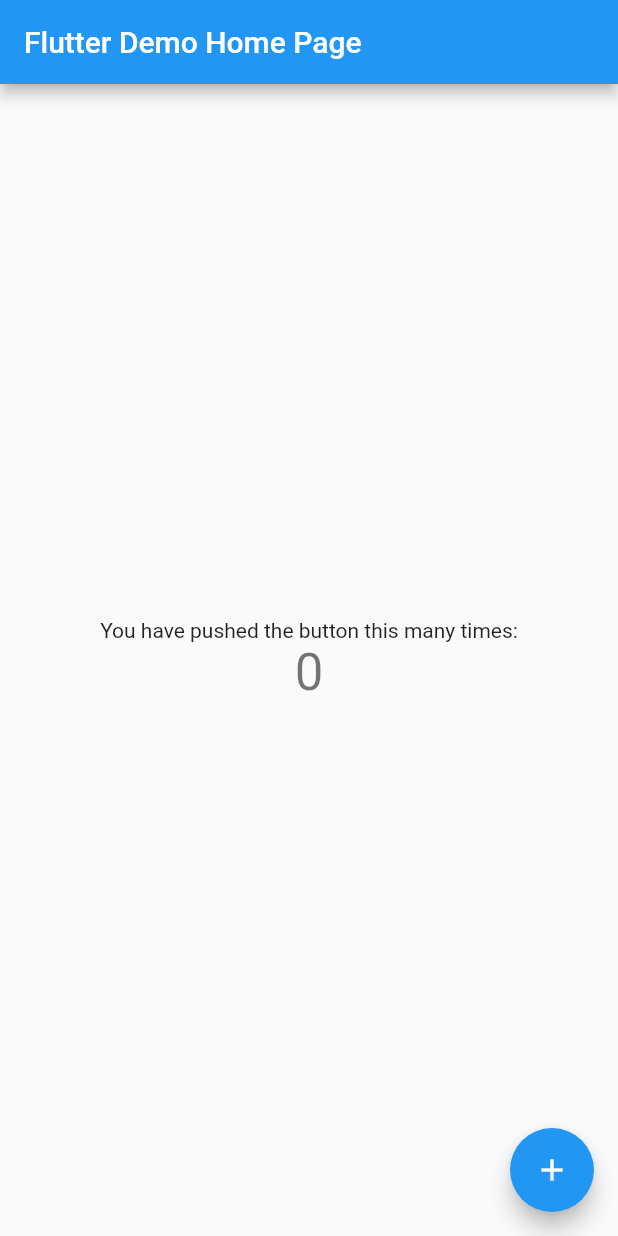
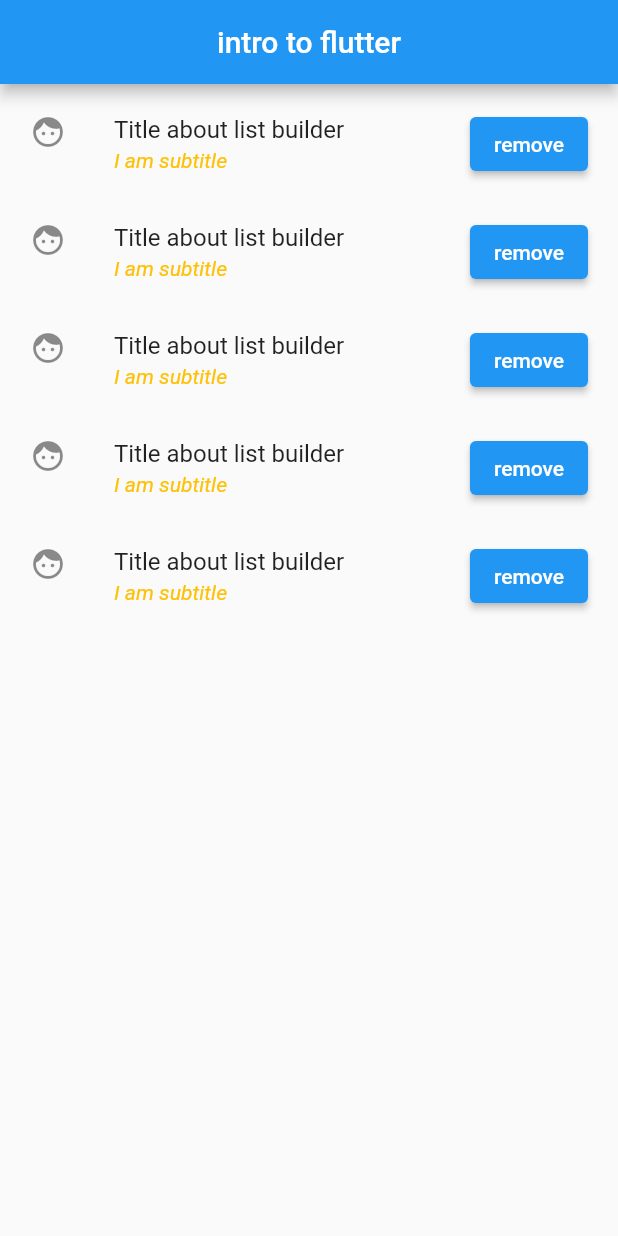
Before and after one commit to nilldiggonto/Flutter-app-design, a Flutter app: the screen it shows after launch, on a phone screen of 412 x 824 dp. Run offline on Flutter 3.47's test engine with Material 2 defaults, Android fonts, the phone set to English and light mode, and no system bars.

Commit message:
List Builder with dialog

```diff
--- a/intro_app/lib/main.dart
+++ b/intro_app/lib/main.dart
@@ -1,113 +1,93 @@
+// import 'package:flutter_test/flutter_test.dart'
 import 'package:flutter/material.dart';
 
-void main() {
-  runApp(MyApp());
+void main() => runApp(MaterialApp(
+      home: HomePage(),
+    ));
+
+class HomePage extends StatefulWidget {
+  const HomePage({Key? key}) : super(key: key);
+
+  @override
+  _HomePageState createState() => _HomePageState();
 }
 
-class MyApp extends StatelessWidget {
-  // This widget is the root of your application.
+class _HomePageState extends State<HomePage> {
   @override
   Widget build(BuildContext context) {
-    return MaterialApp(
-      title: 'Flutter Demo',
-      theme: ThemeData(
-        // This is the theme of your application.
-        //
-        // Try running your application with "flutter run". You'll see the
-        // application has a blue toolbar. Then, without quitting the app, try
-        // changing the primarySwatch below to Colors.green and then invoke
-        // "hot reload" (press "r" in the console where you ran "flutter run",
-        // or simply save your changes to "hot reload" in a Flutter IDE).
-        // Notice that the counter didn't reset back to zero; the application
-        // is not restarted.
-        primarySwatch: Colors.blue,
+    return Scaffold(
+      appBar: AppBar(
+        title: Center(
+          child: Text('intro to flutter'),
+        ),
       ),
-      home: MyHomePage(title: 'Flutter Demo Home Page'),
+      body: _MyList(),
     );
   }
 }
 
-class MyHomePage extends StatefulWidget {
-  MyHomePage({Key? key, required this.title}) : super(key: key);
-
-  // This widget is the home page of your application. It is stateful, meaning
-  // that it has a State object (defined below) that contains fields that affect
-  // how it looks.
-
-  // This class is the configuration for the state. It holds the values (in this
-  // case the title) provided by the parent (in this case the App widget) and
-  // used by the build method of the State. Fields in a Widget subclass are
-  // always marked "final".
-
-  final String title;
-
-  @override
-  _MyHomePageState createState() => _MyHomePageState();
-}
-
-class _MyHomePageState extends State<MyHomePage> {
-  int _counter = 0;
-
-  void _incrementCounter() {
-    setState(() {
-      // This call to setState tells the Flutter framework that something has
-      // changed in this State, which causes it to rerun the build method below
-      // so that the display can reflect the updated values. If we changed
-      // _counter without calling setState(), then the build method would not be
-      // called again, and so nothing would appear to happen.
-      _counter++;
-    });
-  }
+class _MyList extends StatelessWidget {
+  const _MyList({Key? key}) : super(key: key);
 
   @override
   Widget build(BuildContext context) {
-    // This method is rerun every time setState is called, for instance as done
-    // by the _incrementCounter method above.
-    //
-    // The Flutter framework has been optimized to make rerunning build methods
-    // fast, so that you can just rebuild anything that needs updating rather
-    // than having to individually change instances of widgets.
-    return Scaffold(
-      appBar: AppBar(
-        // Here we take the value from the MyHomePage object that was created by
-        // the App.build method, and use it to set our appbar title.
-        title: Text(widget.title),
-      ),
-      body: Center(
-        // Center is a layout widget. It takes a single child and positions it
-        // in the middle of the parent.
-        child: Column(
-          // Column is also a layout widget. It takes a list of children and
-          // arranges them vertically. By default, it sizes itself to fit its
-          // children horizontally, and tries to be as tall as its parent.
-          //
-          // Invoke "debug painting" (press "p" in the console, choose the
-          // "Toggle Debug Paint" action from the Flutter Inspector in Android
-          // Studio, or the "Toggle Debug Paint" command in Visual Studio Code)
-          // to see the wireframe for each widget.
-          //
-          // Column has various properties to control how it sizes itself and
-          // how it positions its children. Here we use mainAxisAlignment to
-          // center the children vertically; the main axis here is the vertical
-          // axis because Columns are vertical (the cross axis would be
-          // horizontal).
-          mainAxisAlignment: MainAxisAlignment.center,
-          children: <Widget>[
-            Text(
-              'You have pushed the button this many times:',
-            ),
-            Text(
-              '$_counter',
-              style: Theme.of(context).textTheme.headline4,
-            ),
-          ],
-        ),
-      ),
-      floatingActionButton: FloatingActionButton(
-        onPressed: _incrementCounter,
-        tooltip: 'Increment',
-        child: Icon(Icons.add),
-      ), // This trailing comma makes auto-formatting nicer for build methods.
+    return ListView.builder(
+      padding: const EdgeInsets.all(4.0),
+      itemCount: 5,
+      itemBuilder: (context, i) {
+        return ListTile(
+          title: Text('Title about list builder'),
+          subtitle: Text(
+            'I am subtitle',
+            style: TextStyle(fontStyle: FontStyle.italic, color: Colors.amber),
+          ),
+          leading: Icon(Icons.face),
+          trailing: ElevatedButton(
+            child: Text('remove'),
+            onPressed: () {
+              deleteDialog(context).then((value) {
+                print('$value');
+              });
+            },
+          ),
+        );
+      },
     );
   }
 }
+
+Future<bool> deleteDialog(BuildContext context) async {
+  return await showDialog(
+    context: context,
+    barrierDismissible: false,
+    builder: (BuildContext context) {
+      return AlertDialog(
+        title: Text('Will deleted'),
+        actions: [
+          TextButton(
+            onPressed: () {
+              Navigator.of(context).pop(true);
+            },
+            child: Text('yes'),
+          ),
+          TextButton(
+              onPressed: () {
+                Navigator.of(context).pop(false);
+              },
+              child: Text('No'))
+        ],
+      );
+    },
+  );
+}
+
+
+
+// Hlw world body
+//  body: Center(
+//           child: Text(
+//             'Yo i wrote something',
+//             style: TextStyle(
+//                 fontSize: 24.0, color: Colors.red, fontFamily: 'BigShoulder'),
+//           ),
+//         ),
```
Also changed, not shown: intro_app/pubspec.yaml (+4 -4 lines), intro_app/assets/fonts/BigShouldersStencilDisplay-Bold.ttf (added), 1 other file.
